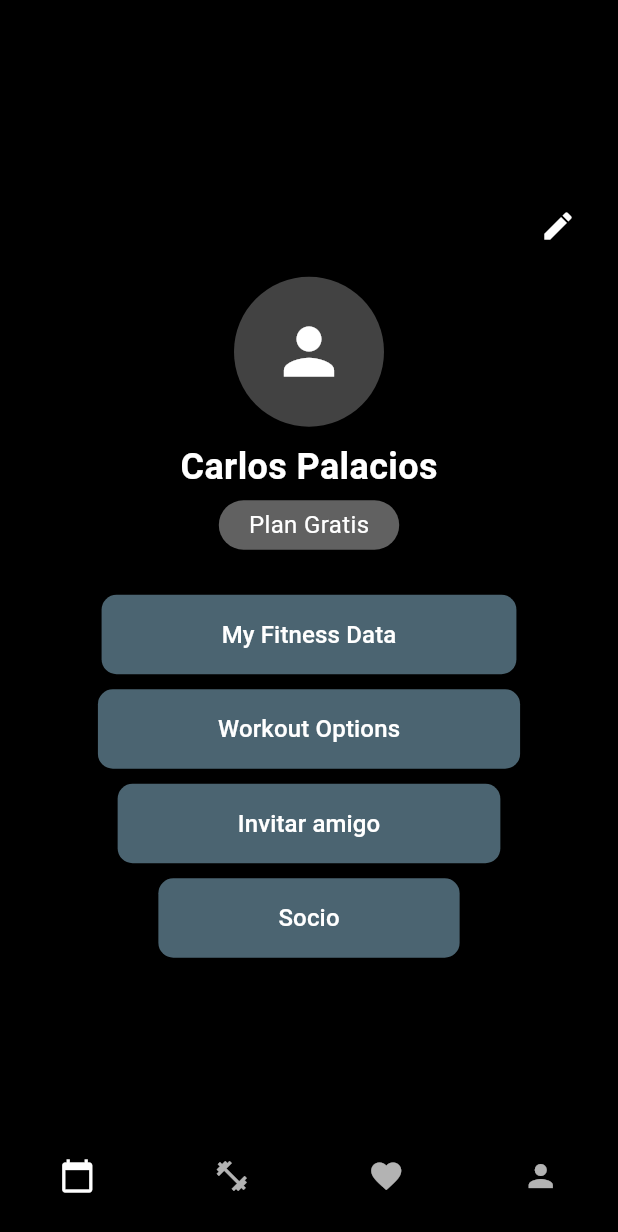
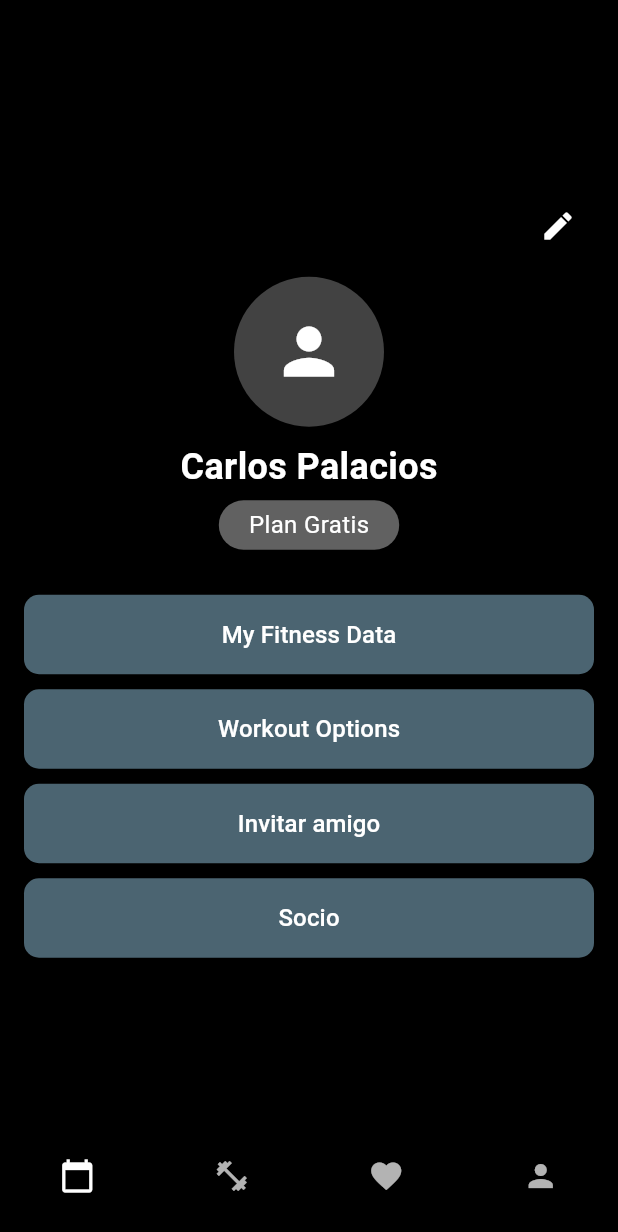
Before and after one commit to rshadeDev/Gymmaster, a Flutter app: the ProfileScreen screen opened directly, on a phone screen of 412 x 824 dp. Shown: the top 1232 px of the screen. Run offline on Flutter 3.47's test engine with Material 3 defaults, Android fonts, the phone set to English and light mode, and no system bars.

Commit message:
fix para las opciones de profile_screen (arreglo del ancho)

```diff
--- a/lib/presentation/screens/profile_screen.dart
+++ b/lib/presentation/screens/profile_screen.dart
@@ -107,11 +107,13 @@ class ProfileOptionButton extends StatelessWidget {
 
   @override
   Widget build(BuildContext context) {
-    return ElevatedButton(
+    return SizedBox(
+      width: double.infinity,
+      child: ElevatedButton(
         onPressed: onPressed,
         style: ElevatedButton.styleFrom(
           backgroundColor: const Color(0xFF4B6471),
-        padding: const EdgeInsets.symmetric(vertical: 15, horizontal: 80),
+          padding: const EdgeInsets.symmetric(vertical: 15),
           shape: RoundedRectangleBorder(
             borderRadius: BorderRadius.circular(10),
           ),
@@ -123,6 +125,7 @@ class ProfileOptionButton extends StatelessWidget {
             fontSize: 16,
           ),
         ),
+      ),
     );
   }
 }
```
Also changed, not shown: lib/presentation/screens/register_screen.dart (+5 -8 lines). Lines whose indentation alone changed are shown as unchanged.
